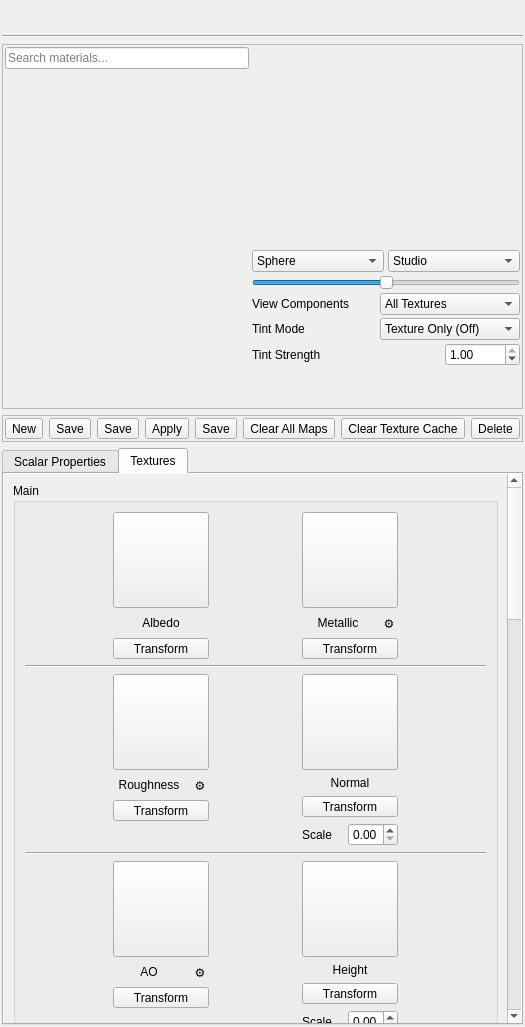
The window that ui/MaterialPropertiesPanel.ui (01Hub/ModelViewer) describes before a commit, drawn with Qt 5.
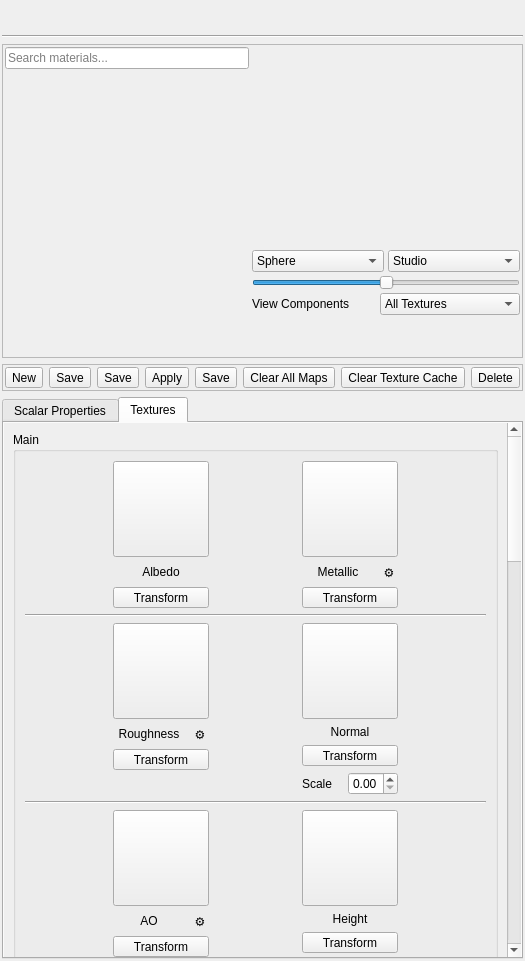
The same window after the commit. The open tabs and pages were chosen to show the change. Icons and pictures are not drawn. Custom widgets are drawn as their Qt base class.

Commit message:
Remove Albedo Tint; Add IBL & Tone Mapping to Preview
Removes all albedo tint logic, UI, and shader code from the material system and panels. Refactors the material preview widget to support environment-based IBL using procedural cubemaps and irradiance maps, and synchronizes tone mapping/gamma with the main viewer. Updates the preview shader to match the main scene's tone mapping pipeline. Ensures the preview updates with environment and post-processing changes. Cleans up related signals, slots, and JSON serialization. Improves procedural environment map quality.

```diff
--- a/ui/MaterialPropertiesPanel.ui
+++ b/ui/MaterialPropertiesPanel.ui
@@ -8,7 +8,7 @@
     <x>0</x>
     <y>0</y>
     <width>445</width>
-    <height>1027</height>
+    <height>961</height>
    </rect>
   </property>
   <property name="sizePolicy">
@@ -187,7 +187,7 @@
        </layout>
       </item>
       <item>
-       <layout class="QVBoxLayout" name="previewLayout" stretch="0,0,0,0,0,0,0">
+       <layout class="QVBoxLayout" name="previewLayout" stretch="0,0,0,0,0">
         <property name="spacing">
          <number>3</number>
         </property>
@@ -455,77 +455,6 @@
           </item>
          </layout>
         </item>
-        <item>
-         <layout class="QHBoxLayout" name="horizontalLayout_tintMode">
-          <item>
-           <widget class="QLabel" name="lblTintmode">
-            <property name="text">
-             <string>Tint Mode</string>
-            </property>
-           </widget>
-          </item>
-          <item>
-           <widget class="QComboBox" name="tintModeCombo">
-            <property name="maximumSize">
-             <size>
-              <width>140</width>
-              <height>16777215</height>
-             </size>
-            </property>
-            <item>
-             <property name="text">
-              <string>Texture Only (Off)</string>
-             </property>
-            </item>
-            <item>
-             <property name="text">
-              <string>Auto (grayscale only)</string>
-             </property>
-            </item>
-            <item>
-             <property name="text">
-              <string>Force grayscale tint</string>
-             </property>
-            </item>
-            <item>
-             <property name="text">
-              <string>Masked blend</string>
-             </property>
-            </item>
-           </widget>
-          </item>
-         </layout>
-        </item>
-        <item>
-         <layout class="QHBoxLayout" name="horizontalLayout_tintStrength">
-          <item>
-           <widget class="QLabel" name="lblTintstrength">
-            <property name="text">
-             <string>Tint Strength</string>
-            </property>
-           </widget>
-          </item>
-          <item>
-           <widget class="QDoubleSpinBox" name="tintStrengthSpin">
-            <property name="maximumSize">
-             <size>
-              <width>75</width>
-              <height>16777215</height>
-             </size>
-            </property>
-            <property name="maximum">
-             <double>1.000000000000000</double>
-            </property>
-            <property name="singleStep">
-             <double>0.050000000000000</double>
-            </property>
-            <property name="value">
-             <double>1.000000000000000</double>
-            </property>
-           </widget>
-          </item>
-         </layout>
-        </item>
         <item>
          <spacer name="previewSpacer">
           <property name="orientation">
@@ -1632,7 +1561,7 @@
            <rect>
             <x>0</x>
             <y>0</y>
-            <width>588</width>
+            <width>423</width>
             <height>2361</height>
            </rect>
           </property>
```
Left out of the diff: 2 changed lines with no effect on the pictures. The commit also changes 15 other files.
